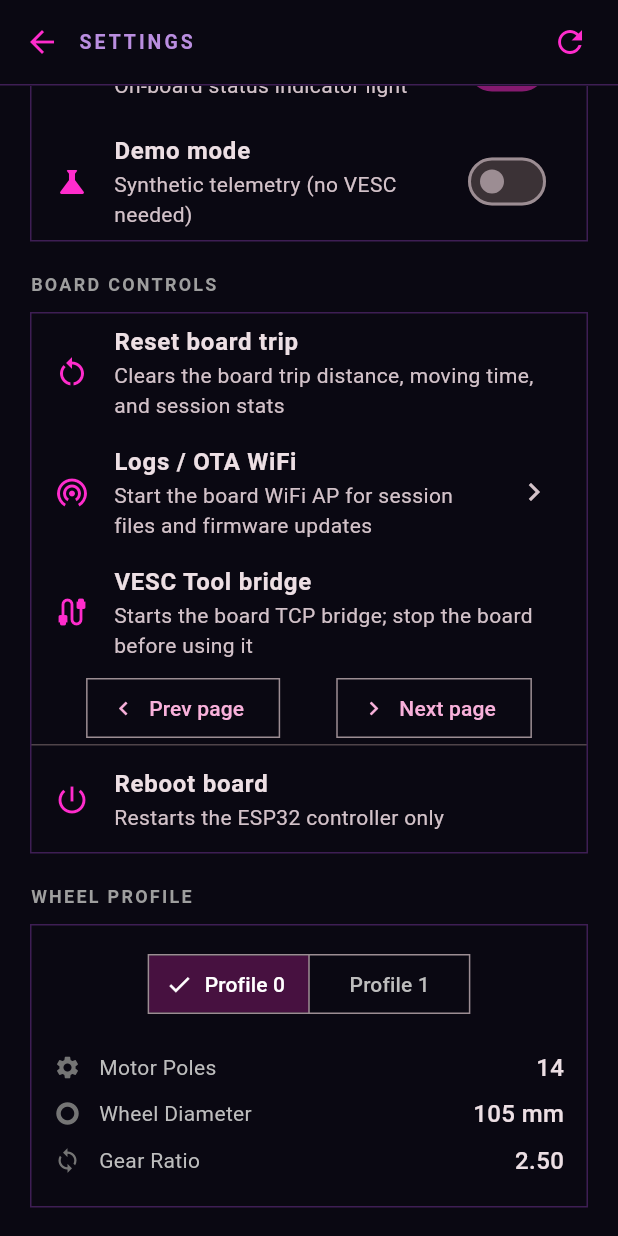
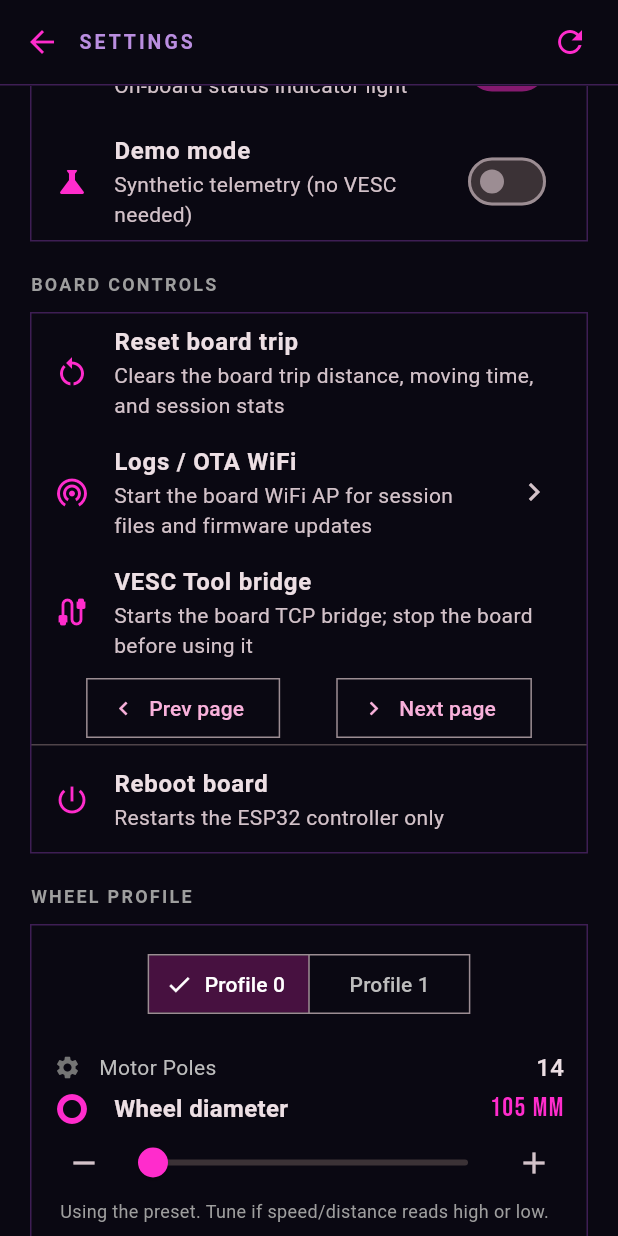
Before and after one commit to joenilan/esk8os_mobile, a Flutter app: the SettingsPage screen opened directly with empty values, scrolled down 1728 dp, on a phone screen of 412 x 824 dp. Run offline on Flutter 3.47's test engine with Material 3 defaults, Android fonts, the phone set to English and light mode, and no system bars; our stand-ins replace fl_chart, flutter_blue_plus, flutter_compass, flutter_map, geolocator, google_fonts and 7 more; missing offline and left inert: file_selector, flutter_foreground_task, flutter_overlay_window; accounts and stored records are empty.

Commit message:
feat(settings): adjustable wheel-size calibration control (v0.2.11)
Replace the read-only Wheel Diameter row with a tunable control (slider +
fine -/+ steppers, 120-350mm) that writes the board''s wheelmm override — dial
in your real rolling diameter like an e-bike computer to fix speed/distance
that reads high or low. Shows a TUNED badge + a Reset-to-preset button; helper
text points at the roll-out measurement. Mock mirrors it.

Co-Authored-By: Claude Fable 5 <noreply@anthropic.com>

```diff
--- a/lib/ble/esk8os_ble.dart
+++ b/lib/ble/esk8os_ble.dart
@@ -211,7 +211,8 @@ class BoardSettings {
   final bool mph;
   final String theme;
   final int poles; // read-only
-  final int wheelMm; // read-only
+  final int wheelMm; // effective diameter used for speed/distance (preset or override)
+  final int wheelOverrideMm; // wheelmm: rider calibration, 0 = using the preset's nominal
   final double gear; // read-only
   final int batterySeries; // bat_s
   final int profile;
@@ -259,6 +260,7 @@ class BoardSettings {
     required this.theme,
     required this.poles,
     required this.wheelMm,
+    this.wheelOverrideMm = 0,
     required this.gear,
     required this.batterySeries,
     required this.profile,
@@ -297,6 +299,7 @@ class BoardSettings {
     theme: (j['theme'] ?? '').toString(),
     poles: _i(j['poles']),
     wheelMm: _i(j['wheel']),
+    wheelOverrideMm: _i(j['wheelmm']),
     gear: _d(j['gear']),
     batterySeries: _i(j['bat_s']),
     profile: _i(j['profile']),
@@ -341,6 +344,7 @@ class BoardSettings {
     String? theme,
     int? batterySeries,
     int? profile,
+    int? wheelOverrideMm,
     double? packAh,
     double? homeCellV,
     double? stopCellV,
@@ -362,6 +366,7 @@ class BoardSettings {
     if (theme != null) m['theme'] = theme;
     if (batterySeries != null) m['bat_s'] = batterySeries;
     if (profile != null) m['profile'] = profile;
+    if (wheelOverrideMm != null) m['wheelmm'] = wheelOverrideMm;
     if (packAh != null) m['packAh'] = packAh;
     if (homeCellV != null) m['homeCell'] = homeCellV;
     if (stopCellV != null) m['stopCell'] = stopCellV;
@@ -389,6 +394,7 @@ class BoardSettings {
     theme: theme,
     poles: poles,
     wheelMm: wheelMm,
+    wheelOverrideMm: wheelOverrideMm,
     gear: gear,
     batterySeries: batterySeries,
     profile: profile,
--- a/lib/ble/mock_device.dart
+++ b/lib/ble/mock_device.dart
@@ -52,6 +52,7 @@ class MockDevice implements Esk8Device {
     theme: 'CYBER',
     poles: 14,
     wheelMm: 105,
+    wheelOverrideMm: 0,
     gear: 2.5,
     batterySeries: 12,
     profile: 0,
@@ -189,7 +190,10 @@ class MockDevice implements Esk8Device {
       mph: partial['mph'] ?? _settings.mph,
       theme: partial['theme'] ?? _settings.theme,
       poles: _settings.poles,
-      wheelMm: _settings.wheelMm,
+      wheelMm: (partial['wheelmm'] != null && (partial['wheelmm'] as int) > 0)
+          ? partial['wheelmm']
+          : _settings.wheelMm,
+      wheelOverrideMm: partial['wheelmm'] ?? _settings.wheelOverrideMm,
       gear: _settings.gear,
       batterySeries: partial['bat_s'] ?? _settings.batterySeries,
       profile: partial['profile'] ?? _settings.profile,
@@ -236,6 +240,7 @@ class MockDevice implements Esk8Device {
       theme: m['theme'] ?? _settings.theme,
       poles: _settings.poles,
       wheelMm: _settings.wheelMm,
+      wheelOverrideMm: _settings.wheelOverrideMm,
       gear: _settings.gear,
       batterySeries: m['bat_s'] ?? _settings.batterySeries,
       profile: m['profile'] ?? _settings.profile,
--- a/lib/pages/settings_page.dart
+++ b/lib/pages/settings_page.dart
@@ -47,6 +47,7 @@ class _SettingsPageState extends State<SettingsPage> {
   bool _writing = false;
   String? _error;
   double? _pendingWhPerMile;
+  int? _pendingWheelMm; // slider preview while dragging the wheel-size control
   Timer? _whPerMileSaveTimer;
   final _riderCtrl = TextEditingController();
   final _nameCtrl = TextEditingController();
@@ -1272,10 +1273,110 @@ class _SettingsPageState extends State<SettingsPage> {
                       label: 'Motor Poles',
                       value: '${s.poles}',
                     ),
-                    _ReadOnlyField(
-                      icon: Icons.trip_origin,
-                      label: 'Wheel Diameter',
-                      value: '${s.wheelMm} mm',
+                    // Wheel diameter — rider-tunable like an e-bike computer.
+                    // Overrides the preset so a worn/soft pneumatic reads true;
+                    // this value drives ALL speed and distance math.
+                    Builder(
+                      builder: (_) {
+                        final shown = _pendingWheelMm ?? s.wheelMm;
+                        // mm <= 0 clears the override (back to the preset);
+                        // any real value is clamped to a sane wheel range.
+                        void writeMm(int mm) => _write(
+                          BoardSettings.writeJson(
+                            wheelOverrideMm: mm <= 0 ? 0 : mm.clamp(120, 350),
+                          ),
+                          'Wheel size',
+                        );
+                        return Column(
+                          crossAxisAlignment: CrossAxisAlignment.start,
+                          children: [
+                            Row(
+                              children: [
+                                Icon(Icons.trip_origin, color: _accent),
+                                const SizedBox(width: 16),
+                                const Text(
+                                  'Wheel diameter',
+                                  style: TextStyle(
+                                    fontSize: 16,
+                                    fontWeight: FontWeight.w600,
+                                  ),
+                                ),
+                                const Spacer(),
+                                if (s.wheelOverrideMm > 0)
+                                  Padding(
+                                    padding: const EdgeInsets.only(right: 8),
+                                    child: Text(
+                                      'TUNED',
+                                      style: TextStyle(
+                                        color: _accent,
+                                        fontSize: 11,
+                                        fontWeight: FontWeight.w700,
+                                        letterSpacing: 0.5,
+                                      ),
+                                    ),
+                                  ),
+                                Text(
+                                  '$shown mm',
+                                  style: Esk8Theme.number(18, color: _accent),
+                                ),
+                              ],
+                            ),
+                            Row(
+                              children: [
+                                IconButton(
+                                  icon: const Icon(Icons.remove),
+                                  visualDensity: VisualDensity.compact,
+                                  onPressed: () => writeMm(s.wheelMm - 1),
+                                ),
+                                Expanded(
+                                  child: Slider(
+                                    value: shown.clamp(120, 350).toDouble(),
+                                    min: 120,
+                                    max: 350,
+                                    divisions: 230,
+                                    activeColor: _accent,
+                                    onChanged: (v) => setState(
+                                      () => _pendingWheelMm = v.round(),
+                                    ),
+                                    onChangeEnd: (v) {
+                                      writeMm(v.round());
+                                      _pendingWheelMm = null;
+                                    },
+                                  ),
+                                ),
+                                IconButton(
+                                  icon: const Icon(Icons.add),
+                                  visualDensity: VisualDensity.compact,
+                                  onPressed: () => writeMm(s.wheelMm + 1),
+                                ),
+                              ],
+                            ),
+                            Padding(
+                              padding: const EdgeInsets.only(left: 4, bottom: 4),
+                              child: Row(
+                                children: [
+                                  Expanded(
+                                    child: Text(
+                                      s.wheelOverrideMm > 0
+                                          ? 'Calibrated. Roll 5 loaded revs, ÷5 ÷π for the exact size.'
+                                          : 'Using the preset. Tune if speed/distance reads high or low.',
+                                      style: TextStyle(
+                                        color: Colors.grey[500],
+                                        fontSize: 12,
+                                      ),
+                                    ),
+                                  ),
+                                  if (s.wheelOverrideMm > 0)
+                                    TextButton(
+                                      onPressed: () => writeMm(0),
+                                      child: const Text('Reset'),
+                                    ),
+                                ],
+                              ),
+                            ),
+                          ],
+                        );
+                      },
                     ),
                     _ReadOnlyField(
                       icon: Icons.sync,
--- a/pubspec.yaml
+++ b/pubspec.yaml
@@ -16,7 +16,7 @@ publish_to: 'none' # Remove this line if you wish to publish to pub.dev
 # https://developer.apple.com/library/archive/documentation/General/Reference/InfoPlistKeyReference/Articles/CoreFoundationKeys.html
 # In Windows, build-name is used as the major, minor, and patch parts
 # of the product and file versions while build-number is used as the build suffix.
-version: 0.2.10+12
+version: 0.2.11+13
 
 environment:
   sdk: ^3.12.2
```
